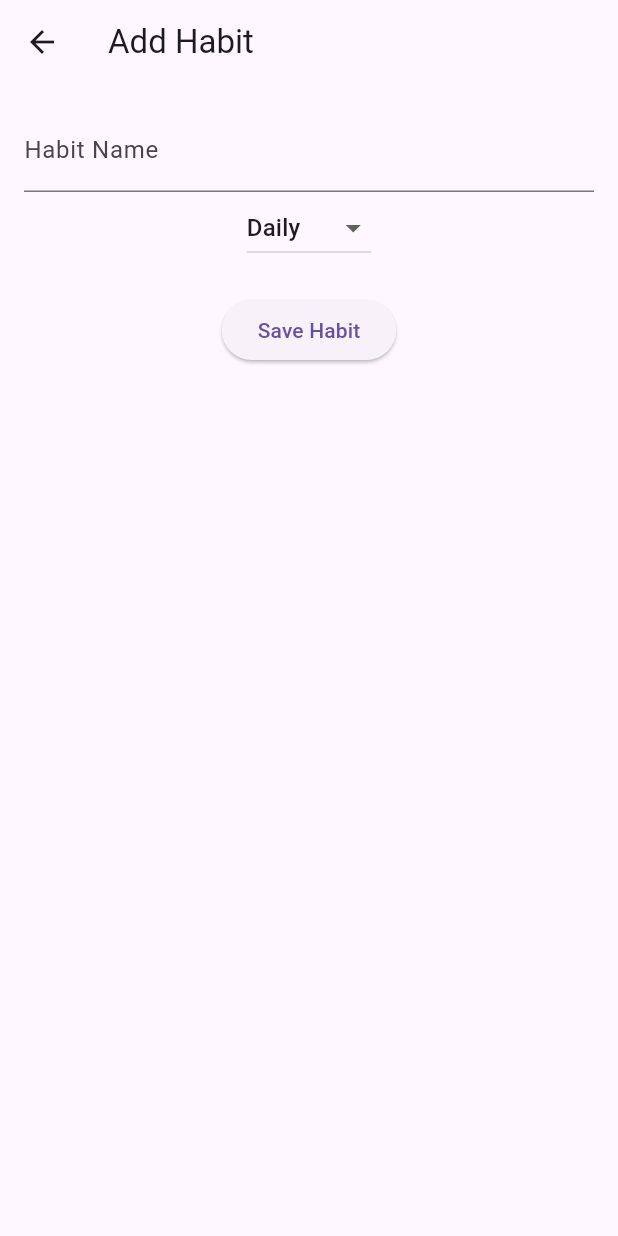
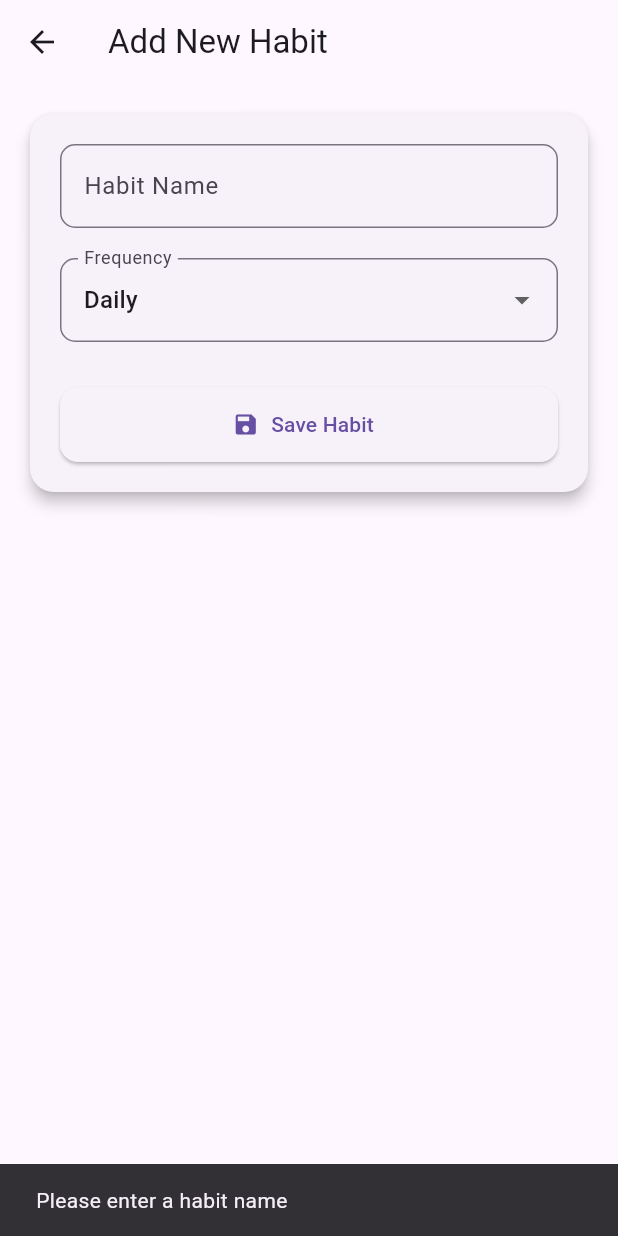
Before and after one commit to RkTushar/habithero, a Flutter app: the AddHabitScreen screen opened directly, after a tap on "Save Habit", on a phone screen of 412 x 824 dp. Run offline on Flutter 3.47's test engine with Material 3 defaults, Android fonts, the light colour scheme and no system bars; our stand-ins replace cloud_firestore, firebase_auth, firebase_core; accounts and stored records are empty.

Commit message:
Update add_habit_screen.dart

```diff
--- a/lib/screens/add_habit_screen.dart
+++ b/lib/screens/add_habit_screen.dart
@@ -8,15 +8,25 @@ class AddHabitScreen extends StatefulWidget {
 }
 
 class _AddHabitScreenState extends State<AddHabitScreen> {
-  final _habitController = TextEditingController();
+  final TextEditingController _habitController = TextEditingController();
   String _frequency = 'Daily';
 
   void _saveHabit() async {
     final user = FirebaseAuth.instance.currentUser;
-    if (user == null) return;
+    if (user == null) {
+      ScaffoldMessenger.of(context).showSnackBar(
+        SnackBar(content: Text('User not logged in')),
+      );
+      return;
+    }
 
     final habitName = _habitController.text.trim();
-    if (habitName.isEmpty) return;
+    if (habitName.isEmpty) {
+      ScaffoldMessenger.of(context).showSnackBar(
+        SnackBar(content: Text('Please enter a habit name')),
+      );
+      return;
+    }
 
     await FirebaseFirestore.instance
         .collection('users')
@@ -28,31 +38,76 @@ class _AddHabitScreenState extends State<AddHabitScreen> {
       'createdAt': Timestamp.now(),
     });
 
-    Navigator.pop(context); // Go back to habit list
+    Navigator.pop(context);
+  }
+
+  @override
+  void dispose() {
+    _habitController.dispose();
+    super.dispose();
   }
 
   @override
   Widget build(BuildContext context) {
     return Scaffold(
-      appBar: AppBar(title: Text("Add Habit")),
-      body: Padding(
+      appBar: AppBar(title: Text("Add New Habit")),
+      body: SingleChildScrollView(
         padding: const EdgeInsets.all(16),
+        child: Card(
+          shape:
+              RoundedRectangleBorder(borderRadius: BorderRadius.circular(16)),
+          elevation: 4,
+          child: Padding(
+            padding: const EdgeInsets.all(20),
             child: Column(
               children: [
                 TextField(
                   controller: _habitController,
-              decoration: InputDecoration(labelText: 'Habit Name'),
+                  decoration: InputDecoration(
+                    labelText: 'Habit Name',
+                    border: OutlineInputBorder(
+                      borderRadius: BorderRadius.circular(10),
                     ),
-            DropdownButton<String>(
-              value: _frequency,
-              onChanged: (val) => setState(() => _frequency = val!),
-              items: ['Daily', 'Weekly', 'Monthly'].map((f) {
-                return DropdownMenuItem(value: f, child: Text(f));
-              }).toList(),
+                  ),
                 ),
                 SizedBox(height: 20),
-            ElevatedButton(onPressed: _saveHabit, child: Text('Save Habit')),
+                DropdownButtonFormField<String>(
+                  value: _frequency,
+                  decoration: InputDecoration(
+                    labelText: 'Frequency',
+                    border: OutlineInputBorder(
+                      borderRadius: BorderRadius.circular(10),
+                    ),
+                  ),
+                  items: ['Daily', 'Weekly', 'Monthly'].map((f) {
+                    return DropdownMenuItem(
+                      value: f,
+                      child: Text(f),
+                    );
+                  }).toList(),
+                  onChanged: (val) {
+                    if (val != null) {
+                      setState(() {
+                        _frequency = val;
+                      });
+                    }
+                  },
+                ),
+                SizedBox(height: 30),
+                ElevatedButton.icon(
+                  onPressed: _saveHabit,
+                  icon: Icon(Icons.save),
+                  label: Text("Save Habit"),
+                  style: ElevatedButton.styleFrom(
+                    minimumSize: Size.fromHeight(50),
+                    shape: RoundedRectangleBorder(
+                      borderRadius: BorderRadius.circular(12),
+                    ),
+                  ),
+                ),
               ],
+            ),
+          ),
         ),
       ),
     );
```
Lines whose indentation alone changed are shown as unchanged.
